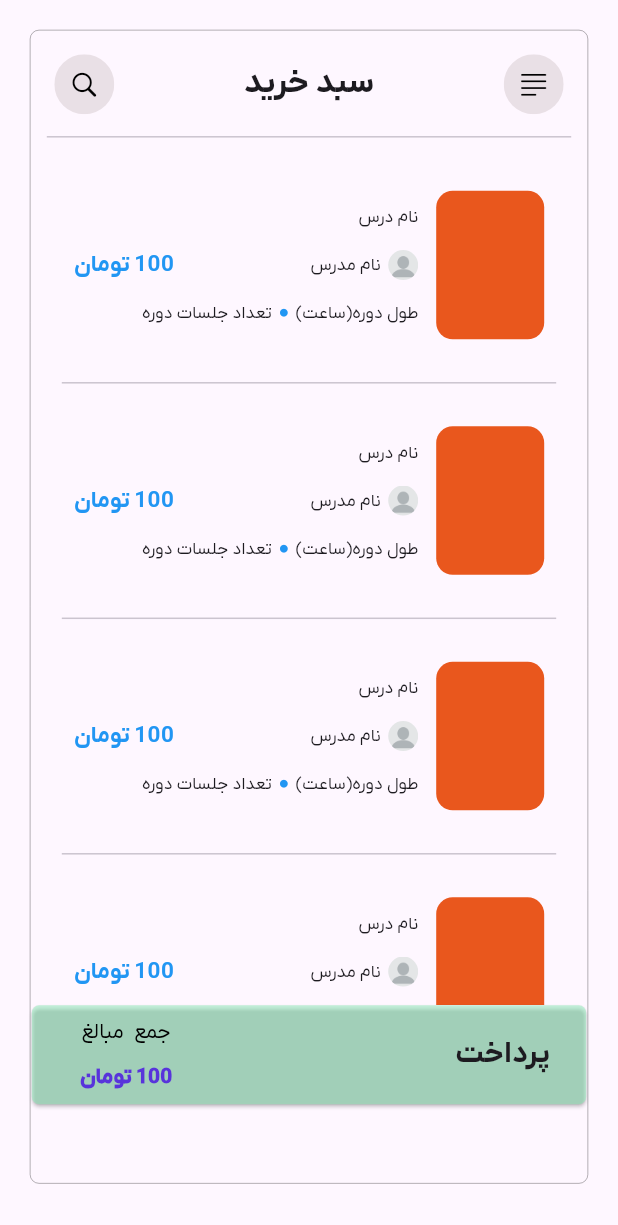
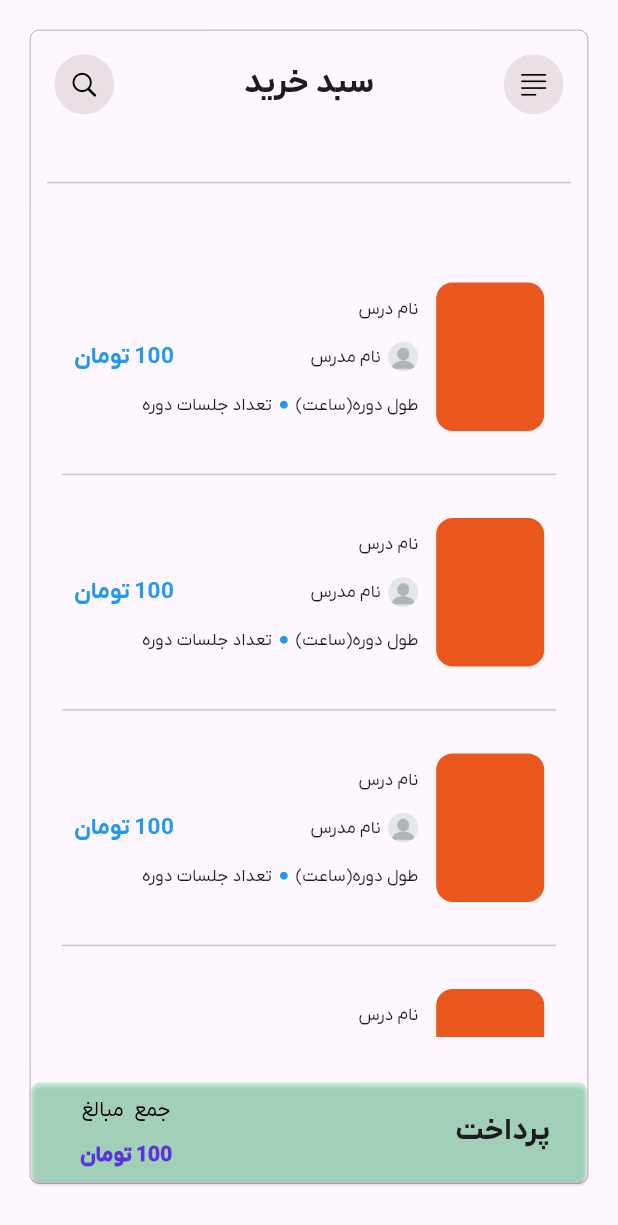
Before and after one commit to mehrdadMP/Course-Shop, a Flutter app: the CartScreen screen opened directly, on a phone screen of 412 x 824 dp. Shown: the top 1225 px of the screen. Run offline on Flutter 3.47's test engine with Material 2 defaults, Android fonts, the phone set to English and light mode, and no system bars; our stand-ins replace carousel_slider, custom_sliding_segmented_control, percent_indicator, persistent_bottom_nav_bar; missing offline and left inert: flutter_dialogs.

Commit message:
I fixed some bugs

```diff
--- a/lib/cart_screen.dart
+++ b/lib/cart_screen.dart
@@ -1,6 +1,7 @@
 import 'package:course_shop/my_app_texts.dart';
 import 'package:course_shop/reusable_widgets/my_app_divider.dart';
 import 'package:course_shop/reusable_widgets/my_app_icon_button.dart';
+import 'package:course_shop/reusable_widgets/my_app_show_dialog.dart';
 import 'package:course_shop/reusable_widgets/my_app_vertical_listview.dart';
 import 'package:course_shop/theme.dart';
 import 'package:flutter/cupertino.dart';
@@ -13,27 +14,39 @@
   Widget build(BuildContext context) {
     final textStyle = Theme.of(context).textTheme;
     final contextSize = MediaQuery.sizeOf(context);
-    return Container(
+    const mainPadding = EdgeInsets.fromLTRB(25, 0, 25, 0);
+    return Scaffold(
+      body: SafeArea(
+        child: Container(
           padding: EdgeInsets.all(1),
           decoration: BoxDecoration(
               borderRadius: BorderRadius.circular(6),
               border: Border.all(width: 0.2)),
           margin: EdgeInsets.fromLTRB(20, 20, 20, 35),
-      child: Column(children: [
+          child: Column(
+              mainAxisAlignment: MainAxisAlignment.spaceBetween,
+              children: [
                 _FirstRow(textStyle: textStyle),
                 MyAppDivider(mainPadding: EdgeInsets.fromLTRB(10, 7, 10, 7)),
                 _SecondRow(contextSize: contextSize, textStyle: textStyle),
-        _ThirdRow(contextSize: contextSize, textStyle: textStyle),
+                _ThirdRow(
+                    mainPadding: mainPadding,
+                    contextSize: contextSize,
+                    textStyle: textStyle),
               ]),
+        ),
+      ),
     );
   }
 }
 
 class _ThirdRow extends StatelessWidget {
+  final EdgeInsets mainPadding;
   const _ThirdRow({
     super.key,
     required this.contextSize,
     required this.textStyle,
+    required this.mainPadding,
   });
 
   final Size contextSize;
@@ -51,7 +64,22 @@
               shape: MaterialStatePropertyAll<RoundedRectangleBorder>(
                   RoundedRectangleBorder(
                       borderRadius: BorderRadius.circular(5)))),
-          onPressed: () {},
+          onPressed: () {
+            showCupertinoDialog(
+              context: context,
+              builder: (context) => MyAppShowDialog(
+                  textStyle: textStyle,
+                  mainPadding: mainPadding,
+                  dialogLabel: MyAppTexts.chooseBankPortal,
+                  textFieldCount: 0,
+                  labelTexts: [
+
+                  ],
+                  iconsData: [
+
+                  ]),
+            );
+          },
           child: Row(
             mainAxisAlignment: MainAxisAlignment.spaceBetween,
             children: [
@@ -71,7 +99,8 @@
                     Text(
                       MyAppTexts.amountPrice[1],
                       style: textStyle.labelLarge?.copyWith(
-                          color: CourseAppTheme.appButtonsTextSecondaryColor,fontWeight: FontWeight.w900),
+                          color: CourseAppTheme.appButtonsTextSecondaryColor,
+                          fontWeight: FontWeight.w900),
                     )
                   ],
                 ),
@@ -99,7 +128,7 @@
       child: My_App_Vertical_ListView(
         contextSize: contextSize,
         textStyle: textStyle,
-        hight: contextSize.height - 260,
+        hight: contextSize.height - 300,
         itemsHight: 125,
         setDividerBetweenItems: true,
         setBorder: false,
@@ -137,7 +166,9 @@
               children: [
                 Text(MyAppTexts.coursePrice,
                     style: textStyle.bodySmall?.copyWith(
-                        color: CourseAppTheme.appFifthColor, fontSize: 15,fontWeight: FontWeight.w800)),
+                        color: CourseAppTheme.appFifthColor,
+                        fontSize: 15,
+                        fontWeight: FontWeight.w800)),
               ],
             ),
           ),
--- a/lib/my_app_texts.dart
+++ b/lib/my_app_texts.dart
@@ -40,4 +40,5 @@
   static String pay = ('پرداخت');
   static String paymentCart = ('سبد خرید');
   static List<String> amountPrice = [('جمع  مبالغ'),('100 تومان')];
+  static String chooseBankPortal = 'انتخاب درگاه بانک';
 }
```
Also changed, not shown: lib/my_courses_screen.dart (+6 -2 lines), 1 other file. Lines whose indentation alone changed are shown as unchanged.
